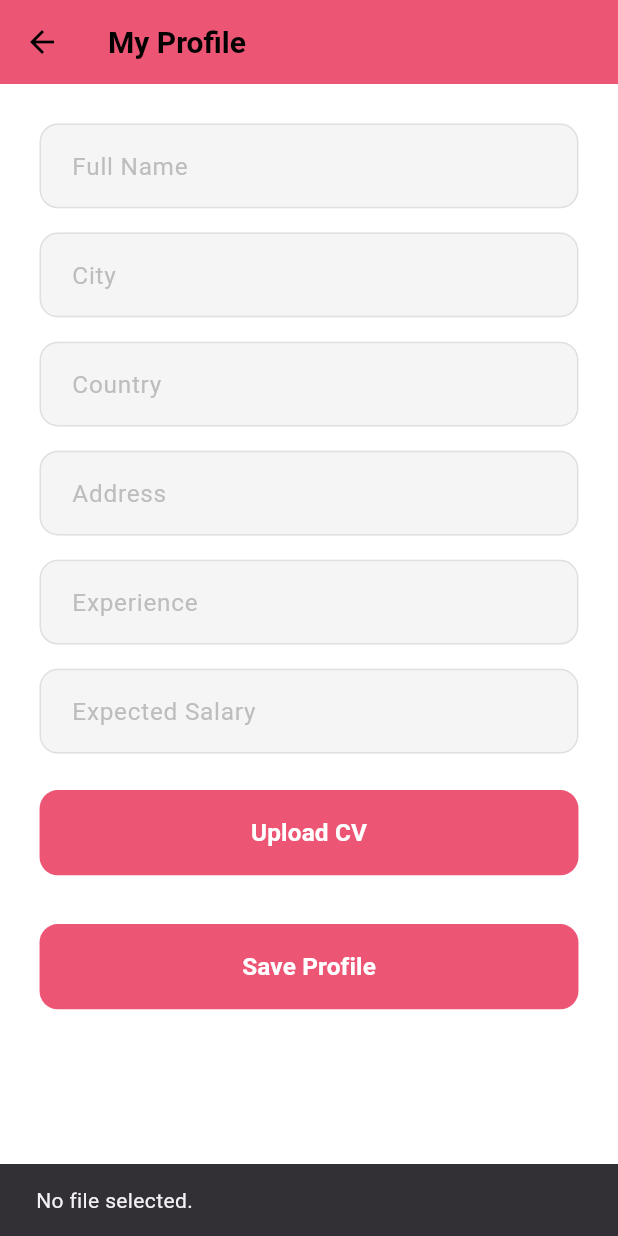
After one commit to muhammadmilhan97/Job-Hunting-Portal-Mobile-App, a Flutter app: the JobSeekerProfileScreen screen opened directly, after a tap on "Upload CV", on a phone screen of 412 x 824 dp. The commit adds this screen. Run offline on Flutter 3.47's test engine with Material 3 defaults, Android fonts, the phone set to English and light mode, and no system bars; our stand-ins replace cloud_firestore, file_picker, firebase_auth, firebase_core, firebase_storage, flutter_screenutil and 1 more; accounts and stored records are empty.

Commit message:
Commit til 19/6/2025

```diff
--- /dev/null
+++ b/lib/screens/home/job_seeker_profile_screen.dart
@@ -0,0 +1,246 @@
+import 'package:flutter/material.dart';
+import 'package:flutter_screenutil/flutter_screenutil.dart';
+import 'package:provider/provider.dart';
+import '../../providers/auth_provider.dart';
+import '../../widgets/custom_text_field.dart';
+import '../../widgets/custom_button.dart';
+import '../../constants.dart';
+import 'package:file_picker/file_picker.dart';
+import 'package:firebase_storage/firebase_storage.dart';
+import 'package:cloud_firestore/cloud_firestore.dart';
+import 'dart:io';
+import '../../services/cloudinary_service.dart';
+import 'package:url_launcher/url_launcher.dart';
+
+class JobSeekerProfileScreen extends StatefulWidget {
+  const JobSeekerProfileScreen({super.key});
+
+  @override
+  State<JobSeekerProfileScreen> createState() => _JobSeekerProfileScreenState();
+}
+
+class _JobSeekerProfileScreenState extends State<JobSeekerProfileScreen> {
+  final _formKey = GlobalKey<FormState>();
+  late TextEditingController _nameController;
+  late TextEditingController _cityController;
+  late TextEditingController _countryController;
+  late TextEditingController _addressController;
+  late TextEditingController _experienceController;
+  late TextEditingController _expectedSalaryController;
+  String? _cvUrl;
+  bool _isLoading = false;
+  String? _uid;
+
+  @override
+  void initState() {
+    super.initState();
+    final userProfile =
+        Provider.of<AuthProvider>(context, listen: false).userProfile;
+    _uid = userProfile?.uid;
+    _nameController = TextEditingController();
+    _cityController = TextEditingController();
+    _countryController = TextEditingController();
+    _addressController = TextEditingController();
+    _experienceController = TextEditingController();
+    _expectedSalaryController = TextEditingController();
+  }
+
+  Future<void> _loadProfile() async {
+    if (_uid == null) return;
+    final doc =
+        await FirebaseFirestore.instance.collection('users').doc(_uid).get();
+    final data = doc.data();
+    if (data != null) {
+      setState(() {
+        _nameController.text = data['name'] ?? '';
+        _cityController.text = data['profileData']?['city'] ?? '';
+        _countryController.text = data['profileData']?['country'] ?? '';
+        _addressController.text = data['profileData']?['address'] ?? '';
+        _experienceController.text = data['profileData']?['experience'] ?? '';
+        _expectedSalaryController.text =
+            data['profileData']?['expectedSalary'] ?? '';
+        _cvUrl = data['profileData']?['cvUrl'];
+      });
+    }
+  }
+
+  @override
+  void didChangeDependencies() {
+    super.didChangeDependencies();
+    _loadProfile();
+  }
+
+  Future<void> _pickAndUploadCV(String uid) async {
+    final result = await FilePicker.platform.pickFiles(
+      type: FileType.custom,
+      allowedExtensions: ['pdf', 'doc', 'docx'],
+    );
+    if (result != null && result.files.single.path != null) {
+      setState(() => _isLoading = true);
+      final file = File(result.files.single.path!);
+      print('Picked file: ${file.path}');
+      final url = await uploadCVToCloudinary(file);
+      print('Cloudinary returned URL: $url');
+      if (url != null) {
+        try {
+          await FirebaseFirestore.instance.collection('users').doc(uid).update({
+            'profileData.cvUrl': url,
+          });
+          setState(() {
+            _cvUrl = url;
+            _isLoading = false;
+          });
+          print('CV URL saved to Firestore for user $uid');
+          ScaffoldMessenger.of(context).showSnackBar(
+            const SnackBar(content: Text('CV uploaded successfully!')),
+          );
+        } catch (e) {
+          setState(() => _isLoading = false);
+          print('Error saving CV URL to Firestore: $e');
+          ScaffoldMessenger.of(context).showSnackBar(
+            SnackBar(content: Text('Failed to save CV URL: $e')),
+          );
+        }
+      } else {
+        setState(() => _isLoading = false);
+        ScaffoldMessenger.of(context).showSnackBar(
+          const SnackBar(content: Text('Upload failed. Please try again.')),
+        );
+      }
+    } else {
+      setState(() => _isLoading = false);
+      ScaffoldMessenger.of(context).showSnackBar(
+        const SnackBar(content: Text('No file selected.')),
+      );
+    }
+    await _loadProfile(); // Always reload after upload
+  }
+
+  Future<void> _saveProfile(String uid) async {
+    if (_formKey.currentState!.validate()) {
+      setState(() => _isLoading = true);
+      await FirebaseFirestore.instance.collection('users').doc(uid).update({
+        'name': _nameController.text.trim(),
+        'profileData.city': _cityController.text.trim(),
+        'profileData.country': _countryController.text.trim(),
+        'profileData.address': _addressController.text.trim(),
+        'profileData.experience': _experienceController.text.trim(),
+        'profileData.expectedSalary': _expectedSalaryController.text.trim(),
+      });
+      setState(() => _isLoading = false);
+      ScaffoldMessenger.of(context).showSnackBar(
+          const SnackBar(content: Text('Profile updated successfully!')));
+      await _loadProfile(); // Always reload after save
+    }
+  }
+
+  @override
+  Widget build(BuildContext context) {
+    if (_uid == null) {
+      return const Scaffold(body: Center(child: Text('User not found')));
+    }
+    return Scaffold(
+      appBar: AppBar(
+        title: const Text('My Profile'),
+        backgroundColor: kAccentColor,
+      ),
+      body: SafeArea(
+        child: SingleChildScrollView(
+          padding: EdgeInsets.all(24.w),
+          child: Form(
+            key: _formKey,
+            child: Column(
+              crossAxisAlignment: CrossAxisAlignment.start,
+              children: [
+                CustomTextField(
+                  controller: _nameController,
+                  hintText: 'Full Name',
+                  validator: (v) =>
+                      v == null || v.isEmpty ? 'Enter your name' : null,
+                ),
+                SizedBox(height: 16.h),
+                CustomTextField(
+                  controller: _cityController,
+                  hintText: 'City',
+                  validator: (v) =>
+                      v == null || v.isEmpty ? 'Enter your city' : null,
+                ),
+                SizedBox(height: 16.h),
+                CustomTextField(
+                  controller: _countryController,
+                  hintText: 'Country',
+                  validator: (v) =>
+                      v == null || v.isEmpty ? 'Enter your country' : null,
+                ),
+                SizedBox(height: 16.h),
+                CustomTextField(
+                  controller: _addressController,
+                  hintText: 'Address',
+                  validator: (v) =>
+                      v == null || v.isEmpty ? 'Enter your address' : null,
+                ),
+                SizedBox(height: 16.h),
+                CustomTextField(
+                  controller: _experienceController,
+                  hintText: 'Experience',
+                  validator: (v) =>
+                      v == null || v.isEmpty ? 'Enter your experience' : null,
+                ),
+                SizedBox(height: 16.h),
+                CustomTextField(
+                  controller: _expectedSalaryController,
+                  hintText: 'Expected Salary',
+                  keyboardType: TextInputType.number,
+                  validator: (v) =>
+                      v == null || v.isEmpty ? 'Enter expected salary' : null,
+                ),
+                SizedBox(height: 24.h),
+                Row(
+                  children: [
+                    Expanded(
+                      child: CustomButton(
+                        text: _cvUrl == null ? 'Upload CV' : 'Update CV',
+                        onPressed:
+                            _isLoading ? null : () => _pickAndUploadCV(_uid!),
+                        isLoading: _isLoading,
+                        backgroundColor: kAccentColor,
+                        textColor: Colors.white,
+                      ),
+                    ),
+                    if (_cvUrl != null && _cvUrl!.isNotEmpty) ...[
+                      SizedBox(width: 12.w),
+                      IconButton(
+                        icon: const Icon(Icons.remove_red_eye,
+                            color: kAccentColor),
+                        onPressed: () async {
+                          final url = _cvUrl!;
+                          if (await canLaunchUrl(Uri.parse(url))) {
+                            await launchUrl(Uri.parse(url),
+                                mode: LaunchMode.externalApplication);
+                          } else {
+                            ScaffoldMessenger.of(context).showSnackBar(
+                              const SnackBar(
+                                  content: Text('Could not open CV URL.')),
+                            );
+                          }
+                        },
+                      ),
+                    ]
+                  ],
+                ),
+                SizedBox(height: 32.h),
+                CustomButton(
+                  text: 'Save Profile',
+                  onPressed: _isLoading ? null : () => _saveProfile(_uid!),
+                  isLoading: _isLoading,
+                  backgroundColor: kAccentColor,
+                  textColor: Colors.white,
+                ),
+              ],
+            ),
+          ),
+        ),
+      ),
+    );
+  }
+}
```
Also changed, not shown: lib/screens/home/job_seeker_home_screen.dart (+12 -0 lines), lib/services/cloudinary_service.dart (added, +46 -0 lines), pubspec.yaml (+11 -0 lines), pubspec.lock, 5 other files.
